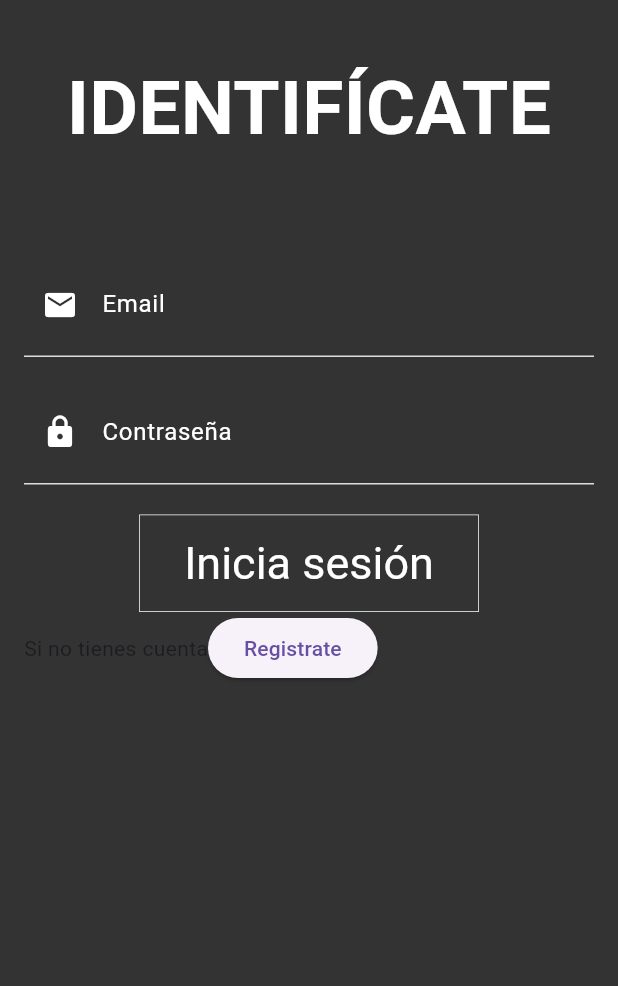
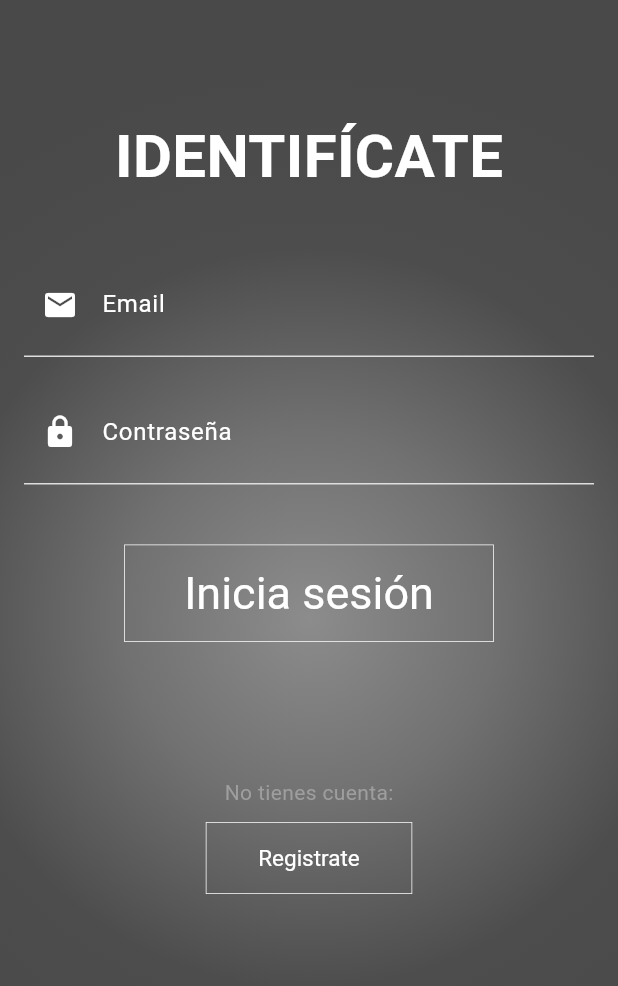
Before and after one commit to adree3/TrabajoFinalDesarrolloPeluqueria, a Flutter app: the screen it shows after launch, on a phone screen of 412 x 824 dp. Shown: the top 986 px of the screen. Run offline on Flutter 3.47's test engine with Material 3 defaults, Android fonts, the phone set to English and light mode, and no system bars; our stand-ins replace fl_chart, sqflite, sqflite_common_ffi, table_calendar; accounts and stored records are empty.

Commit message:
iniciar sesion bonito, estadisticas base

```diff
--- a/lib/estructura/P1-IniciarSesion.dart
+++ b/lib/estructura/P1-IniciarSesion.dart
@@ -43,20 +43,40 @@ class _Principal extends State<IniciarSesion>{
 
   @override
   Widget build(BuildContext context) {
+
+    final anchoPantalla = MediaQuery.of(context).size.width;
+    final altoPantalla = MediaQuery.of(context).size.height;
     return Scaffold(
-      backgroundColor: Color.fromARGB(255, 51, 51, 51),
-      body: Padding(
+      body: Container(
+        width: double.infinity,
+        height: double.infinity,
+        decoration: const BoxDecoration(
+          gradient: RadialGradient(
+            center: Alignment.center,
+            radius: 0.9,
+            colors:[
+              Color.fromARGB(255, 140, 140, 140),
+              Color.fromARGB(255, 113, 113, 113),
+              Color.fromARGB(255, 77, 77, 77),
+              Color.fromARGB(255, 73, 73, 73),
+
+            ]
+          )
+        ),
+        child: Padding(
           padding: const EdgeInsets.all(16),
           child: SingleChildScrollView(
-          child: Column(
-            children: [
-              Center(
+            child: Center(
+              child: ConstrainedBox(
+                constraints: BoxConstraints(
+                  maxWidth: altoPantalla *0.8
+                ),
                 child: Column(
                   mainAxisAlignment: MainAxisAlignment.center,
                   children: [
-                    const SizedBox(height: 20,),
-                    Text("IDENTIFÍCATE", style: TextStyle(color: Colors.white, fontSize: 50, fontWeight: FontWeight.bold)),
                     const SizedBox(height: 60,),
+                    Text("IDENTIFÍCATE", style: TextStyle(color: Colors.white, fontSize: 40, fontWeight: FontWeight.bold)),
+                    const SizedBox(height: 35,),
                     Form(
                       key: _formKey,
                       child: Container(
@@ -98,7 +118,7 @@ class _Principal extends State<IniciarSesion>{
                               style: TextStyle(color: Color(0xFFfdf7e5)),
 
                             ),
-                            const SizedBox(height: 20,),
+                            const SizedBox(height: 40,),
                             ElevatedButton(onPressed: () {
                               if(_formKey.currentState!.validate()){
                                   _login();
@@ -107,7 +127,7 @@ class _Principal extends State<IniciarSesion>{
                               backgroundColor: Colors.transparent,
                               shadowColor: Colors.transparent,
                               foregroundColor: Color(0xFFffffff),
-                              padding: const EdgeInsets.symmetric(vertical: 15, horizontal: 30),
+                              padding: const EdgeInsets.symmetric(vertical: 15, horizontal: 40),
                               textStyle: const TextStyle(fontSize: 30),
                               shape: const RoundedRectangleBorder(
                                 borderRadius: BorderRadius.zero,
@@ -115,33 +135,45 @@ class _Principal extends State<IniciarSesion>{
                                   color: Colors.white,
                                   width: 0.5
                                 )
-
                               )
-
                             ),
                             child: const Text("Inicia sesión")),
 
-                            Row(
-                              children: [
-                                const Text("Si no tienes cuenta"),
+                            SizedBox(height: 90,),
+
+                            const Text("No tienes cuenta:" ,style: TextStyle(color: Colors.grey),),
+
+                            SizedBox(height: 10,),
+
                             ElevatedButton(onPressed: () {
                               Navigator.push(context, MaterialPageRoute(builder: (context) => const Registrarse()));
-                                }, child: const Text("Registrate"))
-                              ],
+                            }, style: ElevatedButton.styleFrom(
+                              backgroundColor: Colors.transparent,
+                              shadowColor: Colors.transparent,
+                              foregroundColor: Color(0xFFffffff),
+                              padding: const EdgeInsets.symmetric(vertical: 15, horizontal: 35),
+                              textStyle: const TextStyle(fontSize: 15),
+                              shape: const RoundedRectangleBorder(
+                                borderRadius: BorderRadius.zero,
+                                side: BorderSide(
+                                  color: Colors.white,
+                                  width: 0.5
                                 )
+                              )
+                            ),
+                            child: const Text("Registrate"))
                           ],
                         ),
 
                       )
                     )
-
-                  ],
-                ),
-              )
                   ],
                 ),
               ),
+            )
           ),
+        ),
+      )
     );
   }
 }
--- a/lib/estructura/P3,4-HomeReservar.dart
+++ b/lib/estructura/P3,4-HomeReservar.dart
@@ -105,7 +105,7 @@ class _Principal extends State<HomeReserva> {
                         future: _barberos,
                         builder: (context, snapshot){
                           if(snapshot.connectionState==ConnectionState.waiting){
-                            return Center(
+                            return const Center(
                               child: CircularProgressIndicator(),
                             );
                           }
@@ -150,7 +150,7 @@ class _Principal extends State<HomeReserva> {
                           context: context,
                           barrierDismissible: true,
                           builder: (BuildContext context) {
-                            return AlertDialog(
+                            return const AlertDialog(
                               content: Text("Rellena todos los campos",
                                 textAlign: TextAlign.center,
                               ),
@@ -174,7 +174,7 @@ class _Principal extends State<HomeReserva> {
                           context: context,
                           barrierDismissible: true, // Cierra el diálogo al tocar fuera
                           builder: (BuildContext context) {
-                            return AlertDialog(
+                            return const AlertDialog(
                               content: Text("No se pudo crear la cita",
                                 textAlign: TextAlign.center,
                               ),
--- a/pubspec.yaml
+++ b/pubspec.yaml
@@ -14,6 +14,7 @@ dependencies:
   table_calendar: ^3.2.0
   intl: ^0.20.1
   fluttertoast: ^8.0.9
+  fl_chart: ^0.70.2
 
 dev_dependencies:
   flutter_test:
```
Also changed, not shown: lib/estructura/P4-Citas.dart (+33 -21 lines), lib/estructura/P5-Estadisticas.dart (+101 -42 lines), pubspec.lock. Lines whose indentation alone changed are shown as unchanged.
